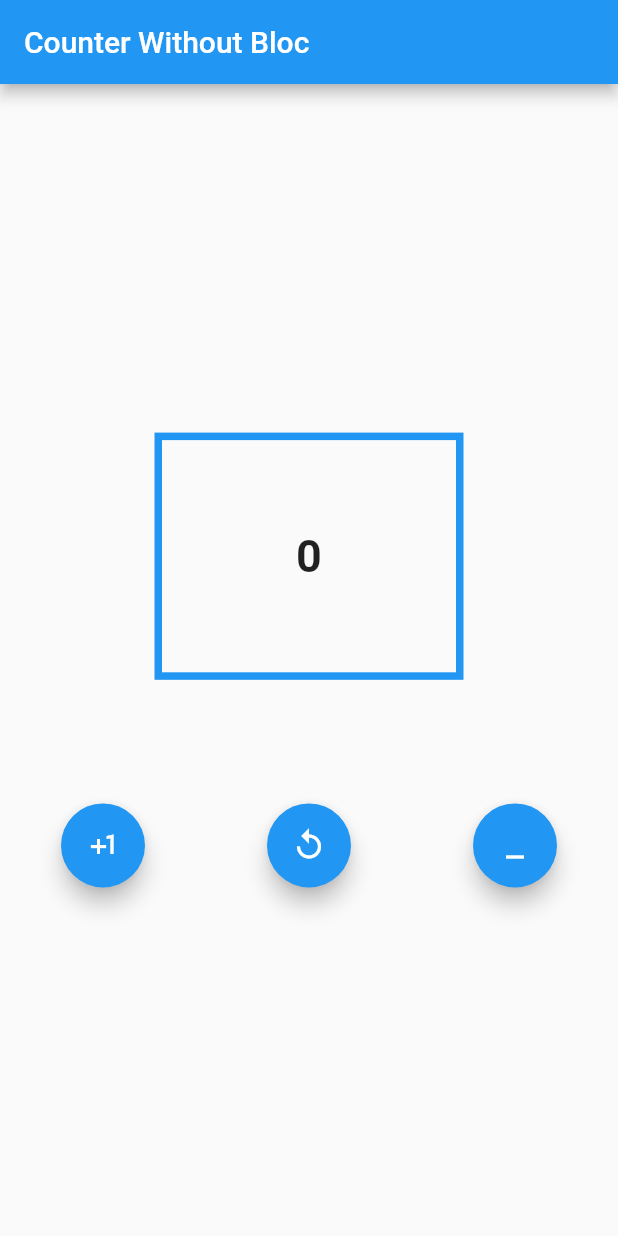
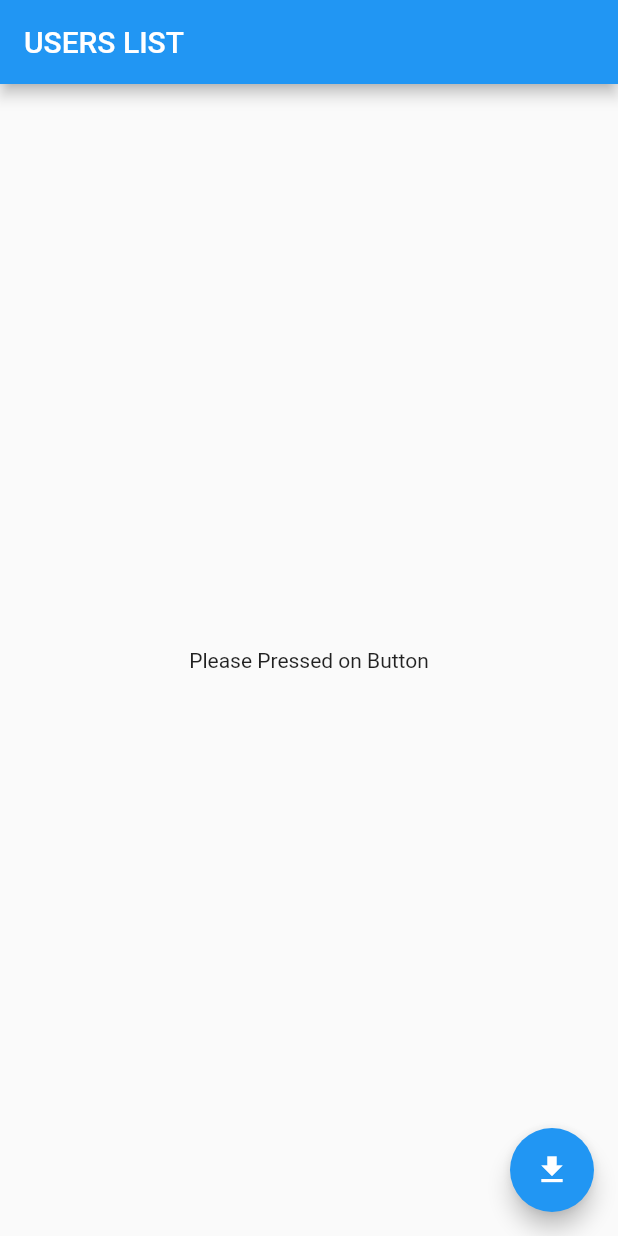
Before and after one commit to YassinNouh21/Flutter_workshop_GDSC_2023, a Flutter app: the screen it shows after launch, on a phone screen of 412 x 824 dp. Run offline on Flutter 3.47's test engine with Material 2 defaults, Android fonts, the phone set to English and light mode, and no system bars; our stand-ins replace bloc, flutter_bloc.

Commit message:
Add All Examples

```diff
--- a/bloc_session/lib/scr/app/app.dart
+++ b/bloc_session/lib/scr/app/app.dart
@@ -1,4 +1,7 @@
+import 'package:bloc_session/scr/features/counter_screen_with_bloc/ui/counter_screen_with_bloc.dart';
+import 'package:bloc_session/scr/features/counter_screen_with_bloc/ui/counter_screen_with_cubit.dart';
 import 'package:bloc_session/scr/features/counter_screen_without_bloc/counter_screen_without_bloc.dart';
+import 'package:bloc_session/scr/features/users_screen/ui/users_screen.dart';
 import 'package:flutter/material.dart';
 
 class MyApp extends StatelessWidget {
@@ -8,11 +11,12 @@ class MyApp extends StatelessWidget {
   @override
   Widget build(BuildContext context) {
     return MaterialApp(
+      debugShowCheckedModeBanner: false,
       title: 'Flutter Demo',
       theme: ThemeData(
         primaryColor: Colors.blue,
       ),
-      home: const CounterScreenWithoutBloc(),
+      home: const UsersScreen(),
     );
   }
 }
--- /dev/null
+++ b/bloc_session/lib/scr/features/users_screen/cubit/user_cubit.dart
@@ -0,0 +1,29 @@
+import 'dart:io';
+
+import 'package:bloc/bloc.dart';
+import 'package:bloc_session/scr/core/api/end_points.dart';
+import 'package:bloc_session/scr/core/helpers/http_helper.dart';
+import 'package:bloc_session/scr/features/users_screen/cubit/users_states.dart';
+import 'package:bloc_session/scr/features/users_screen/model/user.dart';
+import 'package:flutter/material.dart';
+import 'package:flutter_bloc/flutter_bloc.dart';
+
+class UserCubit extends Cubit<UsersStates> {
+  UserCubit() : super(InitialUserState());
+
+  static UserCubit get(BuildContext context) => BlocProvider.of(context);
+  void getUsersData() async {
+    emit(LoadingUserState());
+    final result = await HttpHelper.getData(url: EndPoints.allUsers1);
+    if (result['statusCode'] == 200) {
+      List<User> users = result['data']['data']
+          .map<User>(
+            (user) => User.fromJson(user),
+          )
+          .toList();
+      emit(SuccessUserState(usersData: users));
+    } else {
+      emit(ErrorUserState(msgError: 'something error'));
+    }
+  }
+}
--- /dev/null
+++ b/bloc_session/lib/scr/features/users_screen/cubit/users_states.dart
@@ -0,0 +1,17 @@
+import 'package:bloc_session/scr/features/users_screen/model/user.dart';
+
+abstract class UsersStates {}
+
+class InitialUserState extends UsersStates {}
+
+class LoadingUserState extends UsersStates {}
+
+class SuccessUserState extends UsersStates {
+  final List<dynamic> usersData;
+  SuccessUserState({required this.usersData});
+}
+
+class ErrorUserState extends UsersStates {
+  final String msgError;
+  ErrorUserState({required this.msgError});
+}
--- /dev/null
+++ b/bloc_session/lib/scr/features/users_screen/ui/users_screen.dart
@@ -0,0 +1,79 @@
+import 'package:bloc_session/scr/core/utils/media_query_data.dart';
+import 'package:bloc_session/scr/features/users_screen/cubit/user_cubit.dart';
+import 'package:bloc_session/scr/features/users_screen/cubit/users_states.dart';
+import 'package:bloc_session/scr/features/users_screen/model/user.dart';
+import 'package:flutter/material.dart';
+import 'package:flutter/src/widgets/framework.dart';
+import 'package:flutter/src/widgets/placeholder.dart';
+import 'package:flutter_bloc/flutter_bloc.dart';
+
+class UsersScreen extends StatelessWidget {
+  const UsersScreen({super.key});
+
+  @override
+  Widget build(BuildContext context) {
+    return BlocProvider(
+      create: (context) => UserCubit(),
+      child: BlocConsumer<UserCubit, UsersStates>(
+        listener: (context, state) {
+          // TODO: implement listener
+        },
+        builder: (context, state) {
+          return Scaffold(
+            appBar: AppBar(
+              title: Text('USERS LIST'),
+            ),
+            floatingActionButton: FloatingActionButton(
+              onPressed: () {
+                UserCubit.get(context).getUsersData();
+              },
+              child: Icon(Icons.get_app),
+            ),
+            body: SizedBox(
+              width: context.width,
+              //height: context.height * 0.5,
+              child: state is ErrorUserState
+                  ? Text(
+                      state.msgError,
+                      style: const TextStyle(color: Colors.red),
+                    )
+                  : state is SuccessUserState
+                      ? ListView.builder(
+                          itemCount: state.usersData.length,
+                          itemBuilder: (context, index) {
+                            final User currentUser = state.usersData[index];
+                            return Container(
+                                margin: EdgeInsets.all(10.0),
+                                decoration: BoxDecoration(
+                                  borderRadius: BorderRadius.circular(10),
+                                  color: Colors.grey.withOpacity(0.3),
+                                ),
+                                child: Row(
+                                  children: [
+                                    Padding(
+                                      padding: EdgeInsets.all(20),
+                                      child: CircleAvatar(
+                                        radius: 30,
+                                        backgroundImage:
+                                            NetworkImage(currentUser.avatar),
+                                      ),
+                                    ),
+                                    Text(
+                                      currentUser.name,
+                                      style: TextStyle(fontSize: 20),
+                                    )
+                                  ],
+                                ));
+                          })
+                      : state is InitialUserState
+                          ? Center(child: Text('Please Pressed on Button'))
+                          : Center(
+                              child: CircularProgressIndicator(),
+                            ),
+            ),
+          );
+        },
+      ),
+    );
+  }
+}
```
Also changed, not shown: bloc_session/lib/scr/features/counter_screen_with_bloc/bloc/counter_bloc.dart (added, +25 -0 lines), bloc_session/lib/scr/features/counter_screen_with_bloc/bloc/counter_events.dart (added, +7 -0 lines), bloc_session/lib/scr/features/counter_screen_with_bloc/bloc/counter_states.dart (added, +28 -0 lines), bloc_session/lib/scr/features/counter_screen_with_bloc/cubit/counter_cubit.dart (added, +26 -0 lines), bloc_session/lib/scr/features/counter_screen_with_bloc/cubit/counter_states.dart (added, +28 -0 lines), bloc_session/lib/scr/features/counter_screen_with_bloc/ui/counter_screen_with_bloc.dart (added, +83 -0 lines), bloc_session/lib/scr/features/counter_screen_with_bloc/ui/counter_screen_with_cubit.dart (added, +97 -0 lines), bloc_session/lib/scr/features/counter_screen_with_bloc/ui/counter_text.dart (added, +27 -0 lines), bloc_session/lib/scr/features/counter_screen_with_bloc/ui/plus_counter.dart (added, +32 -0 lines), 2 other files.
